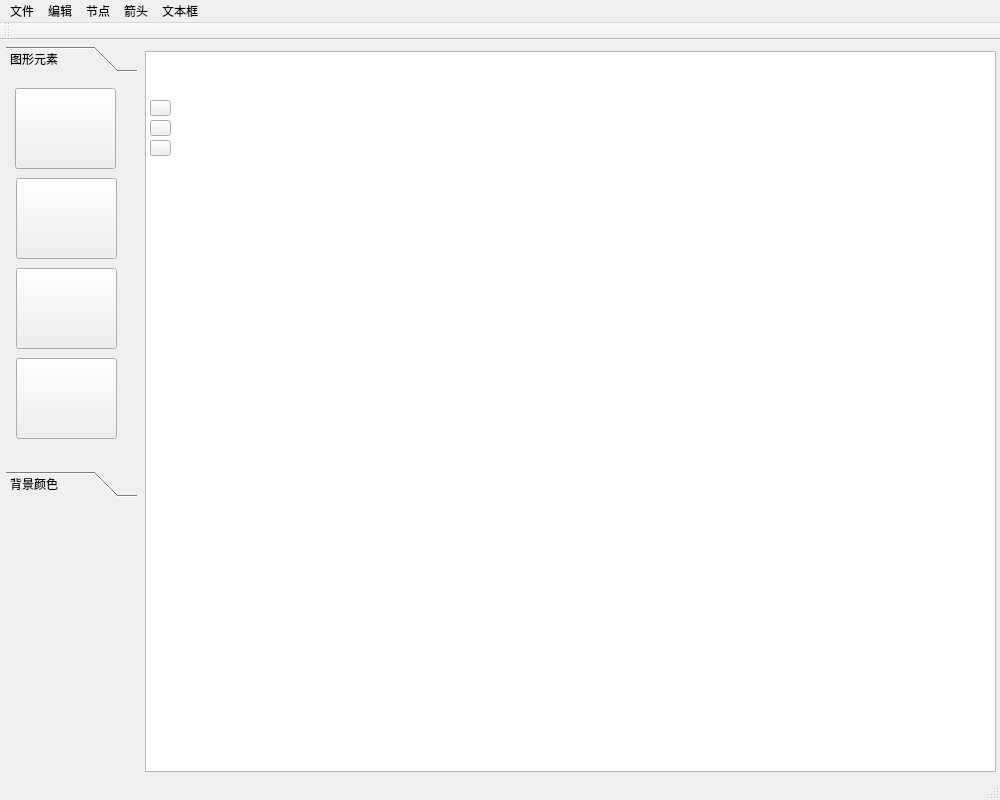
Old version of the form mainwindow.ui in the repository riobun/FlowChartStudio.
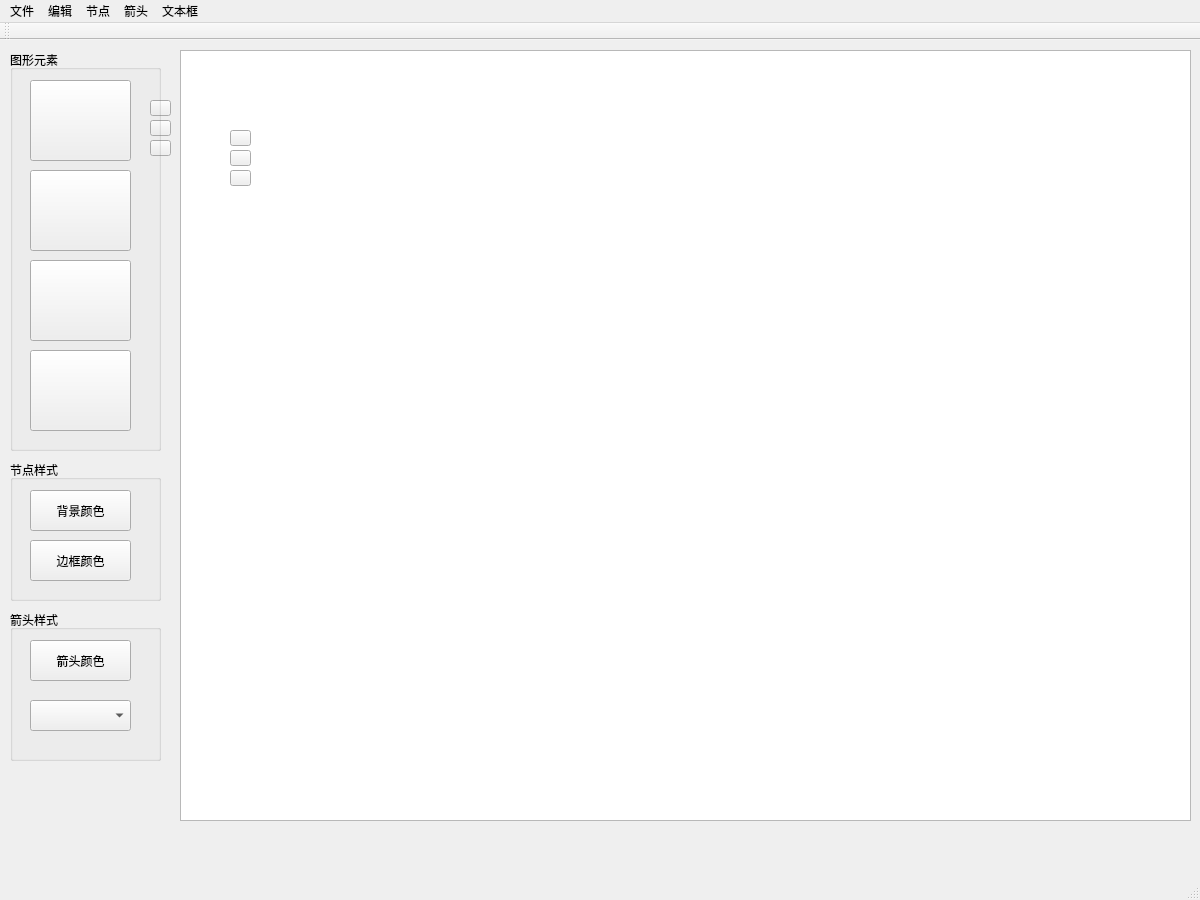
New version of the form. Icons and pictures are not drawn.

```diff
--- a/mainwindow.ui
+++ b/mainwindow.ui
@@ -6,43 +6,92 @@
    <rect>
     <x>0</x>
     <y>0</y>
-    <width>1000</width>
-    <height>800</height>
+    <width>1200</width>
+    <height>900</height>
    </rect>
   </property>
   <property name="windowTitle">
    <string>FlowChartStudio</string>
   </property>
   <widget class="QWidget" name="centralwidget">
-   <widget class="QToolBox" name="toolBox">
+   <widget class="QGraphicsView" name="graphicsView">
     <property name="geometry">
      <rect>
-      <x>6</x>
-      <y>6</y>
-      <width>131</width>
-      <height>451</height>
+      <x>180</x>
+      <y>10</y>
+      <width>1011</width>
+      <height>771</height>
      </rect>
     </property>
-    <property name="currentIndex">
-     <number>0</number>
+   </widget>
+   <widget class="QPushButton" name="backBtn">
+    <property name="geometry">
+     <rect>
+      <x>150</x>
+      <y>60</y>
+      <width>21</width>
+      <height>16</height>
+     </rect>
     </property>
-    <widget class="QWidget" name="page">
+    <property name="text">
+     <string/>
+    </property>
+    <property name="icon">
+     <iconset resource="resources.qrc">
+      <normaloff>:/images/back.png</normaloff>:/images/back.png</iconset>
+    </property>
+   </widget>
+   <widget class="QPushButton" name="copyBtn">
      <property name="geometry">
       <rect>
-       <x>0</x>
-       <y>0</y>
-       <width>131</width>
-       <height>409</height>
-      </rect>
-     </property>
-     <attribute name="label">
+      <x>150</x>
+      <y>80</y>
+      <width>21</width>
+      <height>16</height>
+     </rect>
+    </property>
+    <property name="text">
+     <string/>
+    </property>
+    <property name="icon">
+     <iconset resource="resources.qrc">
+      <normaloff>:/images/copy.png</normaloff>:/images/copy.png</iconset>
+    </property>
+   </widget>
+   <widget class="QPushButton" name="pasteBtn">
+    <property name="geometry">
+     <rect>
+      <x>150</x>
+      <y>100</y>
+      <width>21</width>
+      <height>16</height>
+     </rect>
+    </property>
+    <property name="text">
+     <string/>
+    </property>
+    <property name="icon">
+     <iconset resource="resources.qrc">
+      <normaloff>:/images/paste.png</normaloff>:/images/paste.png</iconset>
+    </property>
+   </widget>
+   <widget class="QGroupBox" name="groupBox">
+    <property name="geometry">
+     <rect>
+      <x>10</x>
+      <y>10</y>
+      <width>151</width>
+      <height>401</height>
+     </rect>
+    </property>
+    <property name="title">
       <string>图形元素</string>
-     </attribute>
+    </property>
      <widget class="QPushButton" name="pushButton">
       <property name="geometry">
        <rect>
-        <x>9</x>
-        <y>10</y>
+       <x>20</x>
+       <y>30</y>
         <width>101</width>
         <height>81</height>
        </rect>
@@ -64,8 +113,8 @@
      <widget class="QPushButton" name="pushButton_2">
       <property name="geometry">
        <rect>
-        <x>10</x>
-        <y>100</y>
+       <x>20</x>
+       <y>120</y>
         <width>101</width>
         <height>81</height>
        </rect>
@@ -87,8 +136,8 @@
      <widget class="QPushButton" name="pushButton_3">
       <property name="geometry">
        <rect>
-        <x>10</x>
-        <y>190</y>
+       <x>20</x>
+       <y>210</y>
         <width>101</width>
         <height>81</height>
        </rect>
@@ -110,8 +159,8 @@
      <widget class="QPushButton" name="pushButton_4">
       <property name="geometry">
        <rect>
-        <x>10</x>
-        <y>280</y>
+       <x>20</x>
+       <y>300</y>
         <width>101</width>
         <height>81</height>
        </rect>
@@ -131,52 +180,50 @@
       </property>
      </widget>
     </widget>
-    <widget class="QWidget" name="page_2">
+   <widget class="QGroupBox" name="groupBox_2">
      <property name="geometry">
       <rect>
-       <x>0</x>
-       <y>0</y>
-       <width>131</width>
-       <height>409</height>
-      </rect>
-     </property>
-     <attribute name="label">
+      <x>10</x>
+      <y>420</y>
+      <width>151</width>
+      <height>141</height>
+     </rect>
+    </property>
+    <property name="title">
+     <string>节点样式</string>
+    </property>
+    <widget class="QPushButton" name="bgColorBtn">
+     <property name="geometry">
+      <rect>
+       <x>20</x>
+       <y>30</y>
+       <width>101</width>
+       <height>41</height>
+      </rect>
+     </property>
+     <property name="text">
       <string>背景颜色</string>
-     </attribute>
-    </widget>
-   </widget>
-   <widget class="QGraphicsView" name="graphicsView">
-    <property name="geometry">
-     <rect>
-      <x>145</x>
-      <y>11</y>
-      <width>851</width>
-      <height>721</height>
-     </rect>
-    </property>
-   </widget>
-   <widget class="QPushButton" name="backBtn">
+     </property>
+    </widget>
+    <widget class="QPushButton" name="bdColorBtn">
     <property name="geometry">
      <rect>
-      <x>150</x>
-      <y>60</y>
-      <width>21</width>
-      <height>16</height>
-     </rect>
-    </property>
-    <property name="text">
-     <string/>
-    </property>
-    <property name="icon">
-     <iconset resource="resources.qrc">
-      <normaloff>:/images/back.png</normaloff>:/images/back.png</iconset>
-    </property>
-   </widget>
-   <widget class="QPushButton" name="copyBtn">
-    <property name="geometry">
-     <rect>
-      <x>150</x>
+       <x>20</x>
       <y>80</y>
+       <width>101</width>
+       <height>41</height>
+      </rect>
+     </property>
+     <property name="text">
+      <string>边框颜色</string>
+     </property>
+    </widget>
+   </widget>
+   <widget class="QPushButton" name="boldBtn">
+    <property name="geometry">
+     <rect>
+      <x>230</x>
+      <y>90</y>
       <width>21</width>
       <height>16</height>
      </rect>
@@ -186,14 +233,14 @@
     </property>
     <property name="icon">
      <iconset resource="resources.qrc">
-      <normaloff>:/images/copy.png</normaloff>:/images/copy.png</iconset>
+      <normaloff>:/images/bold.png</normaloff>:/images/bold.png</iconset>
     </property>
    </widget>
-   <widget class="QPushButton" name="pasteBtn">
+   <widget class="QPushButton" name="italicBtn">
     <property name="geometry">
      <rect>
-      <x>150</x>
-      <y>100</y>
+      <x>230</x>
+      <y>110</y>
       <width>21</width>
       <height>16</height>
      </rect>
@@ -203,16 +250,69 @@
     </property>
     <property name="icon">
      <iconset resource="resources.qrc">
-      <normaloff>:/images/paste.png</normaloff>:/images/paste.png</iconset>
+      <normaloff>:/images/italic.png</normaloff>:/images/italic.png</iconset>
     </property>
    </widget>
+   <widget class="QPushButton" name="underlineBtn">
+    <property name="geometry">
+     <rect>
+      <x>230</x>
+      <y>130</y>
+      <width>21</width>
+      <height>16</height>
+     </rect>
+    </property>
+    <property name="text">
+     <string/>
+    </property>
+    <property name="icon">
+     <iconset resource="resources.qrc">
+      <normaloff>:/images/underline.png</normaloff>:/images/underline.png</iconset>
+    </property>
+   </widget>
+   <widget class="QGroupBox" name="groupBox_3">
+    <property name="geometry">
+     <rect>
+      <x>10</x>
+      <y>570</y>
+      <width>151</width>
+      <height>151</height>
+     </rect>
+    </property>
+    <property name="title">
+     <string>箭头样式</string>
+    </property>
+    <widget class="QPushButton" name="arrowColorBtn">
+     <property name="geometry">
+      <rect>
+       <x>20</x>
+       <y>30</y>
+       <width>101</width>
+       <height>41</height>
+      </rect>
+     </property>
+     <property name="text">
+      <string>箭头颜色</string>
+     </property>
+    </widget>
+    <widget class="QComboBox" name="arrowComboBox">
+     <property name="geometry">
+      <rect>
+       <x>20</x>
+       <y>90</y>
+       <width>101</width>
+       <height>31</height>
+      </rect>
+     </property>
+    </widget>
+   </widget>
   </widget>
   <widget class="QMenuBar" name="menubar">
    <property name="geometry">
     <rect>
      <x>0</x>
      <y>0</y>
-     <width>1000</width>
+     <width>1200</width>
      <height>17</height>
     </rect>
    </property>
@@ -220,7 +320,7 @@
     <property name="title">
      <string>文件</string>
     </property>
-    <addaction name="action1"/>
+    <addaction name="action1_15"/>
     <addaction name="action1_2"/>
     <addaction name="action1_3"/>
     <addaction name="action1_4"/>
@@ -243,16 +343,29 @@
     <property name="title">
      <string>节点</string>
     </property>
+    <addaction name="action_bgColor"/>
+    <addaction name="action_bdColor"/>
    </widget>
    <widget class="QMenu" name="arrowMenu">
     <property name="title">
      <string>箭头</string>
     </property>
+    <widget class="QMenu" name="menu">
+     <property name="title">
+      <string>箭头类型</string>
+     </property>
+     <addaction name="action_arrow1"/>
+     <addaction name="action_arrow2"/>
+    </widget>
+    <addaction name="action_arrowColor"/>
+    <addaction name="menu"/>
    </widget>
    <widget class="QMenu" name="textMenu">
     <property name="title">
      <string>文本框</string>
     </property>
+    <addaction name="action_font"/>
+    <addaction name="action_fontColor"/>
    </widget>
    <addaction name="fileMenu"/>
    <addaction name="editMenu"/>
@@ -342,6 +455,49 @@
     <string>1</string>
    </property>
   </action>
+  <action name="action1_15">
+   <property name="text">
+    <string>新建</string>
+   </property>
+  </action>
+  <action name="action_font">
+   <property name="text">
+    <string>文字样式</string>
+   </property>
+  </action>
+  <action name="action_fontColor">
+   <property name="text">
+    <string>文字颜色</string>
+   </property>
+   <property name="iconText">
+    <string>文字颜色</string>
+   </property>
+  </action>
+  <action name="action_bgColor">
+   <property name="text">
+    <string>背景颜色</string>
+   </property>
+  </action>
+  <action name="action_bdColor">
+   <property name="text">
+    <string>边框颜色</string>
+   </property>
+  </action>
+  <action name="action_arrowColor">
+   <property name="text">
+    <string>箭头颜色</string>
+   </property>
+  </action>
+  <action name="action_arrow1">
+   <property name="text">
+    <string>实线</string>
+   </property>
+  </action>
+  <action name="action_arrow2">
+   <property name="text">
+    <string>虚线</string>
+   </property>
+  </action>
  </widget>
  <resources>
   <include location="resources.qrc"/>
```
Lines whose indentation alone changed are shown as unchanged.
